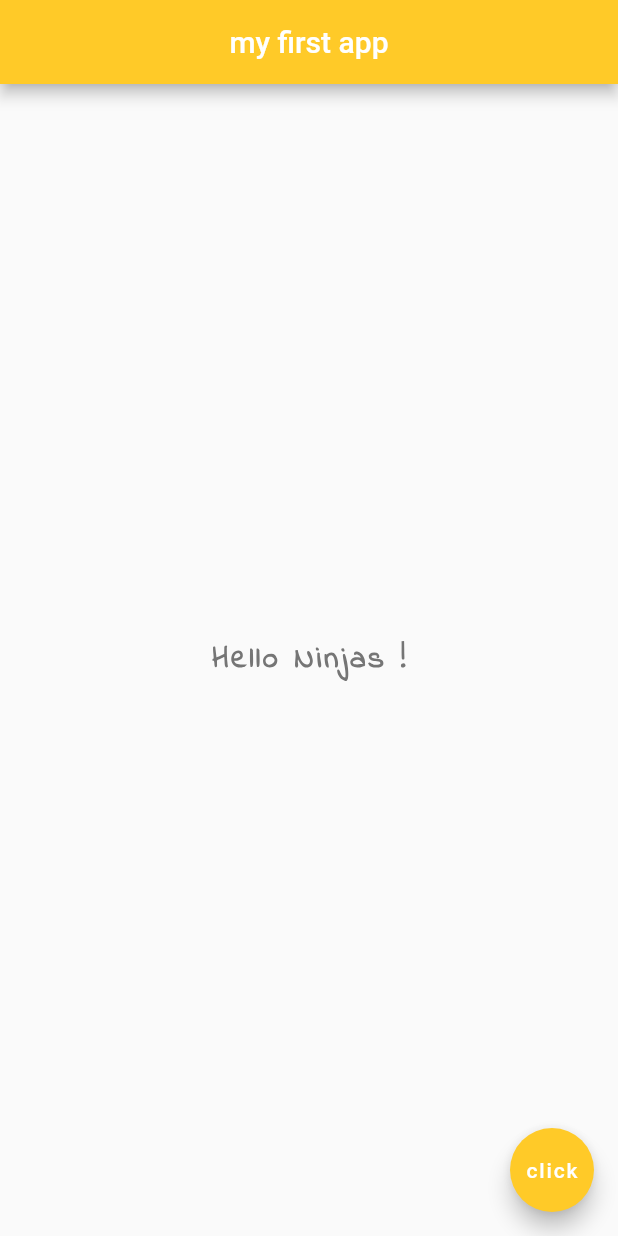
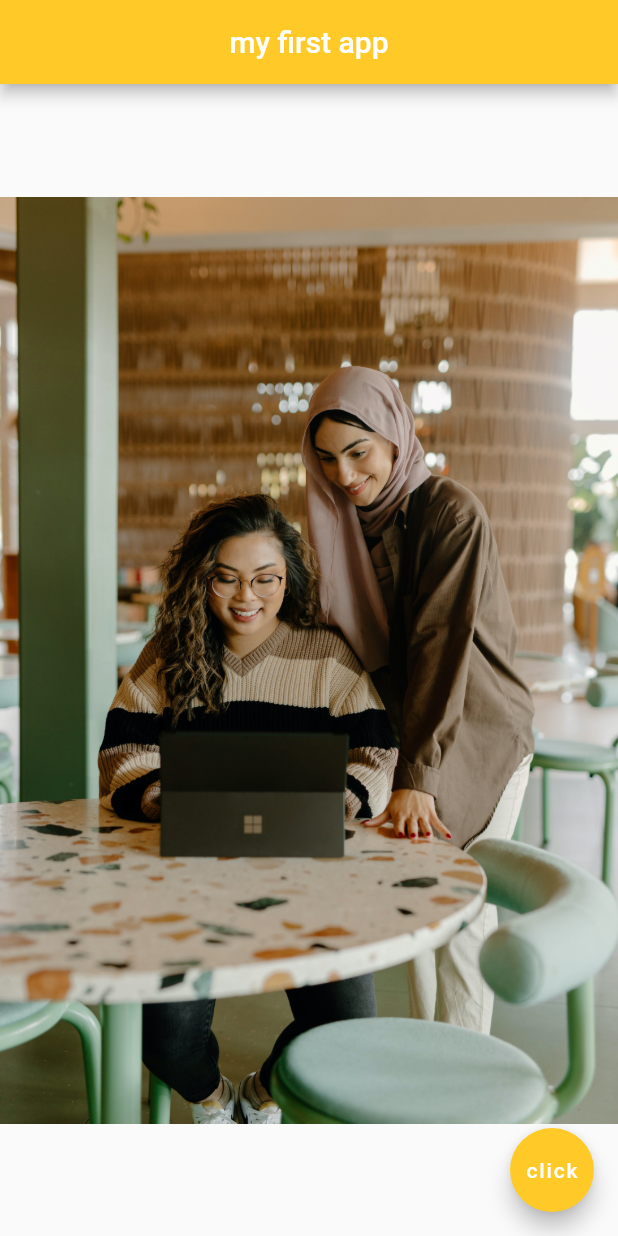
Before and after one commit to AkmalSab/learn_flutter, a Flutter app: the screen it shows after launch, on a phone screen of 412 x 824 dp. Run offline on Flutter 3.47's test engine with Material 2 defaults, Android fonts, the phone set to English and light mode, and no system bars.

Commit message:
#8 - Images & Assets

```diff
--- a/lib/main.dart
+++ b/lib/main.dart
@@ -16,16 +16,9 @@ class Home extends StatelessWidget {
         backgroundColor: Colors.amber[400],
       ),
       body: Center(
-        child: Text(
-          'Hello Ninjas !',
-          style: TextStyle(
-            fontSize: 20.0,
-            fontWeight: FontWeight.bold,
-            letterSpacing: 2.0,
-            color: Colors.grey[600],
-            fontFamily: 'IndieFlower',
-          ),
-        ),
+        child: Image.asset('assets/1.jpg'),
+          // image: NetworkImage('https://images.unsplash.com/photo-1664574654700-75f1c1fad74e?ixlib=rb-4.0.3&ixid=MnwxMjA3fDF8MHxwaG90by1wYWdlfHx8fGVufDB8fHx8&auto=format&fit=crop&w=387&q=80'),
+          // image: AssetImage('assets/3.jpg'),
       ),
       floatingActionButton: FloatingActionButton(
         onPressed: () {},
--- a/pubspec.yaml
+++ b/pubspec.yaml
@@ -60,9 +60,8 @@ flutter:
   uses-material-design: true
 
   # To add assets to your application, add an assets section, like this:
-  # assets:
-  #   - images/a_dot_burr.jpeg
-  #   - images/a_dot_ham.jpeg
+  assets:
+    - assets/
 
   # An image asset can refer to one or more resolution-specific "variants", see
   # https://flutter.dev/assets-and-images/#resolution-aware
```
Also changed, not shown: assets/1.jpg (added), assets/3.jpg (added), 1 other file.
